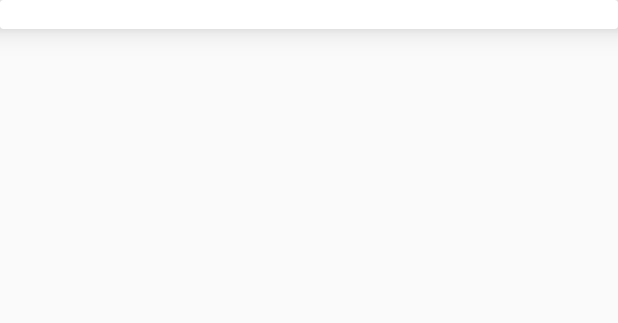
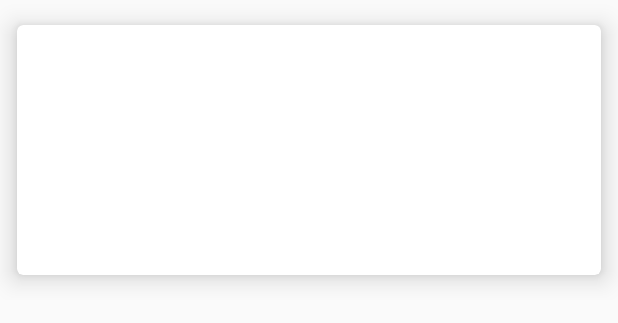
Before and after one commit to tomsqueiroz/Projeto3_Udacity, an Android app: the layout item_main_recyclerview.xml on its own in the app's theme, with its tools: preview values and no code run, on a phone screen of 412 x 824 dp. Shown: the top 323 px of the screen. Run offline under Robolectric (Android 15) with nearby library versions, the phone set to English and light mode, and no system bars.

```diff
--- a/app/src/main/AndroidManifest.xml
+++ b/app/src/main/AndroidManifest.xml
@@ -17,6 +17,7 @@
             </intent-filter>
 
         </activity>
+        <activity android:name=".DetailsActivity"></activity>
 
     </application>
 
--- a/app/src/main/res/layout/item_main_recyclerview.xml
+++ b/app/src/main/res/layout/item_main_recyclerview.xml
@@ -1,30 +1,27 @@
 <?xml version="1.0" encoding="utf-8"?>
-<FrameLayout xmlns:android="http://schemas.android.com/apk/res/android"
+<LinearLayout
+    xmlns:card_view="http://schemas.android.com/apk/res-auto"
     xmlns:app="http://schemas.android.com/apk/res-auto"
+    xmlns:android="http://schemas.android.com/apk/res/android"
     android:layout_width="match_parent"
-    android:layout_height="match_parent">
+    android:layout_height="wrap_content">
 
     <android.support.v7.widget.CardView
+        xmlns:android="http://schemas.android.com/apk/res/android"
+        android:id="@+id/cv_item_main"
+        android:layout_gravity="center"
         android:layout_width="match_parent"
-        android:layout_height="wrap_content"
-        android:id="@+id/cv_item_main"
-        app:cardElevation="12dp">
+        android:layout_height="200dp"
+        card_view:cardMaxElevation="10dp"
+        card_view:cardElevation="10dp"
+        card_view:cardCornerRadius="4dp"
+        app:cardUseCompatPadding="true">
 
-        <android.support.constraint.ConstraintLayout
+        <TextView
             android:layout_width="match_parent"
-            android:layout_height="match_parent">
-
-            <TextView
-                android:layout_width="match_parent"
-                android:layout_height="match_parent"
-                app:layout_constraintLeft_toLeftOf="parent"
-                app:layout_constraintRight_toRightOf="parent"
-                app:layout_constraintTop_toTopOf="parent"
-                app:layout_constraintBottom_toBottomOf="parent"
-                android:id="@+id/tv_item_main" />
-
-        </android.support.constraint.ConstraintLayout>
+            android:layout_height="match_parent"
+            android:id="@+id/tv_item_main" />
 
     </android.support.v7.widget.CardView>
 
-</FrameLayout>
+</LinearLayout>
```
Also changed, not shown: app/src/main/java/com/example/tom/projeto3_udacity/DetailsActivity.java (added, +28 -0 lines), app/src/main/java/com/example/tom/projeto3_udacity/MainActivity.java (+35 -4 lines), app/src/main/java/com/example/tom/projeto3_udacity/Model/Ingredient.java (+36 -1 lines), app/src/main/java/com/example/tom/projeto3_udacity/Model/Recipe.java (+44 -1 lines), app/src/main/java/com/example/tom/projeto3_udacity/Model/Step.java (+36 -1 lines), app/src/main/java/com/example/tom/projeto3_udacity/RecipesAdapter.java (added, +78 -0 lines), app/src/main/res/layout/activity_details.xml (added, +12 -0 lines).
